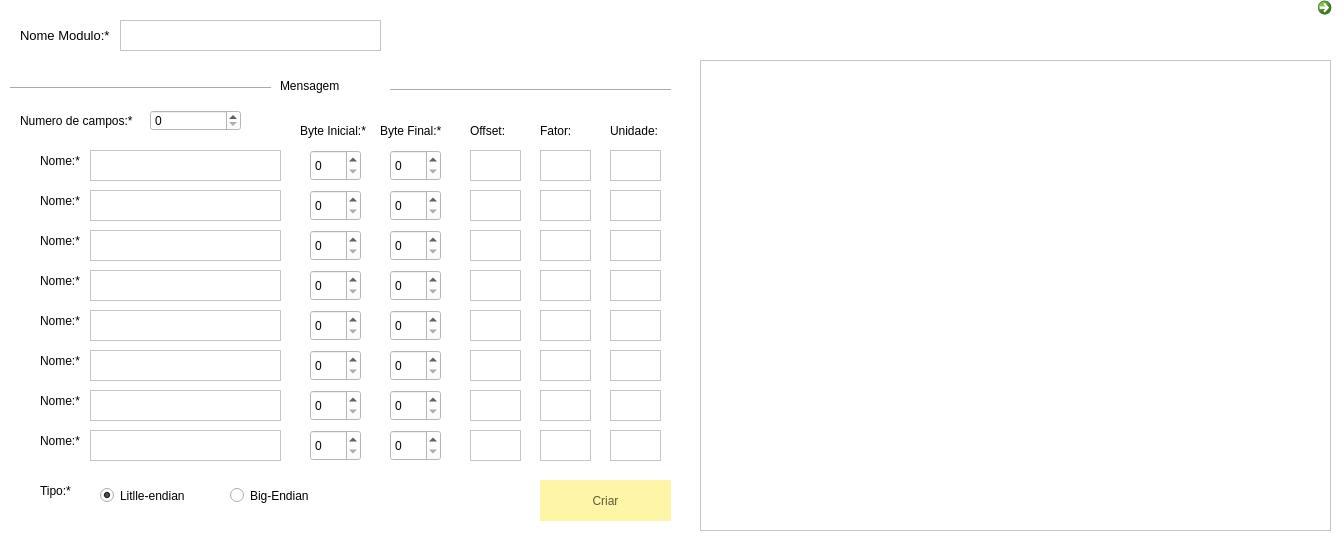
Above: FSIPLeiria/modulo.ui from tatianascgil/Projeto_Informatico_Formula_Student_Barramento_CAN before the change. Below: the same form after it.
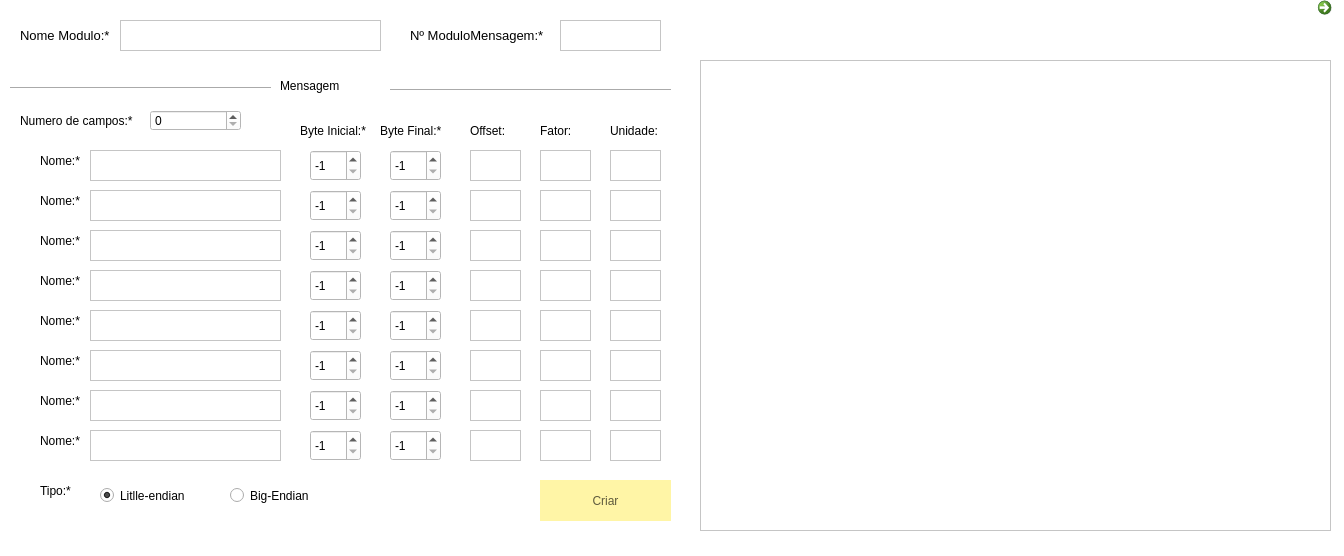
That is the form after the change.

```diff
--- a/FSIPLeiria/modulo.ui
+++ b/FSIPLeiria/modulo.ui
@@ -334,9 +334,18 @@
    <property name="cursor">
     <cursorShape>PointingHandCursor</cursorShape>
    </property>
+   <property name="minimum">
+    <number>-1</number>
+   </property>
    <property name="maximum">
     <number>7</number>
    </property>
+   <property name="singleStep">
+    <number>1</number>
+   </property>
+   <property name="value">
+    <number>-1</number>
+   </property>
   </widget>
   <widget class="QSpinBox" name="spinBox_3">
    <property name="geometry">
@@ -350,9 +359,18 @@
    <property name="cursor">
     <cursorShape>PointingHandCursor</cursorShape>
    </property>
+   <property name="minimum">
+    <number>-1</number>
+   </property>
    <property name="maximum">
     <number>7</number>
    </property>
+   <property name="singleStep">
+    <number>1</number>
+   </property>
+   <property name="value">
+    <number>-1</number>
+   </property>
   </widget>
   <widget class="QTextEdit" name="textEdit_6">
    <property name="geometry">
@@ -405,9 +423,18 @@
    <property name="cursor">
     <cursorShape>PointingHandCursor</cursorShape>
    </property>
+   <property name="minimum">
+    <number>-1</number>
+   </property>
    <property name="maximum">
     <number>7</number>
    </property>
+   <property name="singleStep">
+    <number>1</number>
+   </property>
+   <property name="value">
+    <number>-1</number>
+   </property>
   </widget>
   <widget class="QTextEdit" name="textEdit_8">
    <property name="geometry">
@@ -434,9 +461,15 @@
    <property name="cursor">
     <cursorShape>PointingHandCursor</cursorShape>
    </property>
+   <property name="minimum">
+    <number>-1</number>
+   </property>
    <property name="maximum">
     <number>7</number>
    </property>
+   <property name="value">
+    <number>-1</number>
+   </property>
   </widget>
   <widget class="QTextEdit" name="textEdit_9">
    <property name="geometry">
@@ -502,9 +535,18 @@
    <property name="cursor">
     <cursorShape>PointingHandCursor</cursorShape>
    </property>
+   <property name="minimum">
+    <number>-1</number>
+   </property>
    <property name="maximum">
     <number>7</number>
    </property>
+   <property name="singleStep">
+    <number>1</number>
+   </property>
+   <property name="value">
+    <number>-1</number>
+   </property>
   </widget>
   <widget class="QTextEdit" name="textEdit_12">
    <property name="geometry">
@@ -531,9 +573,15 @@
    <property name="cursor">
     <cursorShape>PointingHandCursor</cursorShape>
    </property>
+   <property name="minimum">
+    <number>-1</number>
+   </property>
    <property name="maximum">
     <number>7</number>
    </property>
+   <property name="value">
+    <number>-1</number>
+   </property>
   </widget>
   <widget class="QTextEdit" name="textEdit_13">
    <property name="geometry">
@@ -599,9 +647,18 @@
    <property name="cursor">
     <cursorShape>PointingHandCursor</cursorShape>
    </property>
+   <property name="minimum">
+    <number>-1</number>
+   </property>
    <property name="maximum">
     <number>7</number>
    </property>
+   <property name="singleStep">
+    <number>1</number>
+   </property>
+   <property name="value">
+    <number>-1</number>
+   </property>
   </widget>
   <widget class="QLabel" name="label_11">
    <property name="geometry">
@@ -732,9 +789,21 @@
    <property name="cursor">
     <cursorShape>PointingHandCursor</cursorShape>
    </property>
+   <property name="minimum">
+    <number>-1</number>
+   </property>
    <property name="maximum">
     <number>7</number>
    </property>
+   <property name="singleStep">
+    <number>1</number>
+   </property>
+   <property name="value">
+    <number>-1</number>
+   </property>
+   <property name="displayIntegerBase">
+    <number>10</number>
+   </property>
   </widget>
   <widget class="QTextEdit" name="textEdit_23">
    <property name="geometry">
@@ -761,9 +830,15 @@
    <property name="cursor">
     <cursorShape>PointingHandCursor</cursorShape>
    </property>
+   <property name="minimum">
+    <number>-1</number>
+   </property>
    <property name="maximum">
     <number>7</number>
    </property>
+   <property name="value">
+    <number>-1</number>
+   </property>
   </widget>
   <widget class="QTextEdit" name="textEdit_24">
    <property name="geometry">
@@ -790,9 +865,18 @@
    <property name="cursor">
     <cursorShape>PointingHandCursor</cursorShape>
    </property>
+   <property name="minimum">
+    <number>-1</number>
+   </property>
    <property name="maximum">
     <number>7</number>
    </property>
+   <property name="singleStep">
+    <number>1</number>
+   </property>
+   <property name="value">
+    <number>-1</number>
+   </property>
   </widget>
   <widget class="QSpinBox" name="spinBox_12">
    <property name="geometry">
@@ -806,9 +890,15 @@
    <property name="cursor">
     <cursorShape>PointingHandCursor</cursorShape>
    </property>
+   <property name="minimum">
+    <number>-1</number>
+   </property>
    <property name="maximum">
     <number>7</number>
    </property>
+   <property name="value">
+    <number>-1</number>
+   </property>
   </widget>
   <widget class="QSpinBox" name="spinBox_13">
    <property name="geometry">
@@ -822,9 +912,15 @@
    <property name="cursor">
     <cursorShape>PointingHandCursor</cursorShape>
    </property>
+   <property name="minimum">
+    <number>-1</number>
+   </property>
    <property name="maximum">
     <number>7</number>
    </property>
+   <property name="value">
+    <number>-1</number>
+   </property>
   </widget>
   <widget class="QTextEdit" name="textEdit_25">
    <property name="geometry">
@@ -851,9 +947,15 @@
    <property name="cursor">
     <cursorShape>PointingHandCursor</cursorShape>
    </property>
+   <property name="minimum">
+    <number>-1</number>
+   </property>
    <property name="maximum">
     <number>7</number>
    </property>
+   <property name="value">
+    <number>-1</number>
+   </property>
   </widget>
   <widget class="QTextEdit" name="textEdit_26">
    <property name="geometry">
@@ -880,9 +982,15 @@
    <property name="cursor">
     <cursorShape>PointingHandCursor</cursorShape>
    </property>
+   <property name="minimum">
+    <number>-1</number>
+   </property>
    <property name="maximum">
     <number>7</number>
    </property>
+   <property name="value">
+    <number>-1</number>
+   </property>
   </widget>
   <widget class="QSpinBox" name="spinBox_16">
    <property name="geometry">
@@ -896,9 +1004,15 @@
    <property name="cursor">
     <cursorShape>PointingHandCursor</cursorShape>
    </property>
+   <property name="minimum">
+    <number>-1</number>
+   </property>
    <property name="maximum">
     <number>7</number>
    </property>
+   <property name="value">
+    <number>-1</number>
+   </property>
   </widget>
   <widget class="QLabel" name="label_13">
    <property name="geometry">
@@ -938,9 +1052,15 @@
    <property name="cursor">
     <cursorShape>PointingHandCursor</cursorShape>
    </property>
+   <property name="minimum">
+    <number>-1</number>
+   </property>
    <property name="maximum">
     <number>7</number>
    </property>
+   <property name="value">
+    <number>-1</number>
+   </property>
   </widget>
   <widget class="QTextEdit" name="textEdit_28">
    <property name="geometry">
@@ -1116,6 +1236,37 @@
     <string>Tipo:*</string>
    </property>
   </widget>
+  <widget class="QLabel" name="label_4">
+   <property name="geometry">
+    <rect>
+     <x>410</x>
+     <y>20</y>
+     <width>141</width>
+     <height>31</height>
+    </rect>
+   </property>
+   <property name="font">
+    <font>
+     <pointsize>10</pointsize>
+    </font>
+   </property>
+   <property name="text">
+    <string>Nº ModuloMensagem:*</string>
+   </property>
+  </widget>
+  <widget class="QTextEdit" name="textEditNModeloMensagem">
+   <property name="geometry">
+    <rect>
+     <x>560</x>
+     <y>20</y>
+     <width>101</width>
+     <height>31</height>
+    </rect>
+   </property>
+   <property name="cursor" stdset="0">
+    <cursorShape>IBeamCursor</cursorShape>
+   </property>
+  </widget>
   <zorder>tableView</zorder>
   <zorder>commandLinkButton</zorder>
   <zorder>pushButton</zorder>
```
Left out of the diff: 244 changed lines with no effect on the pictures.
